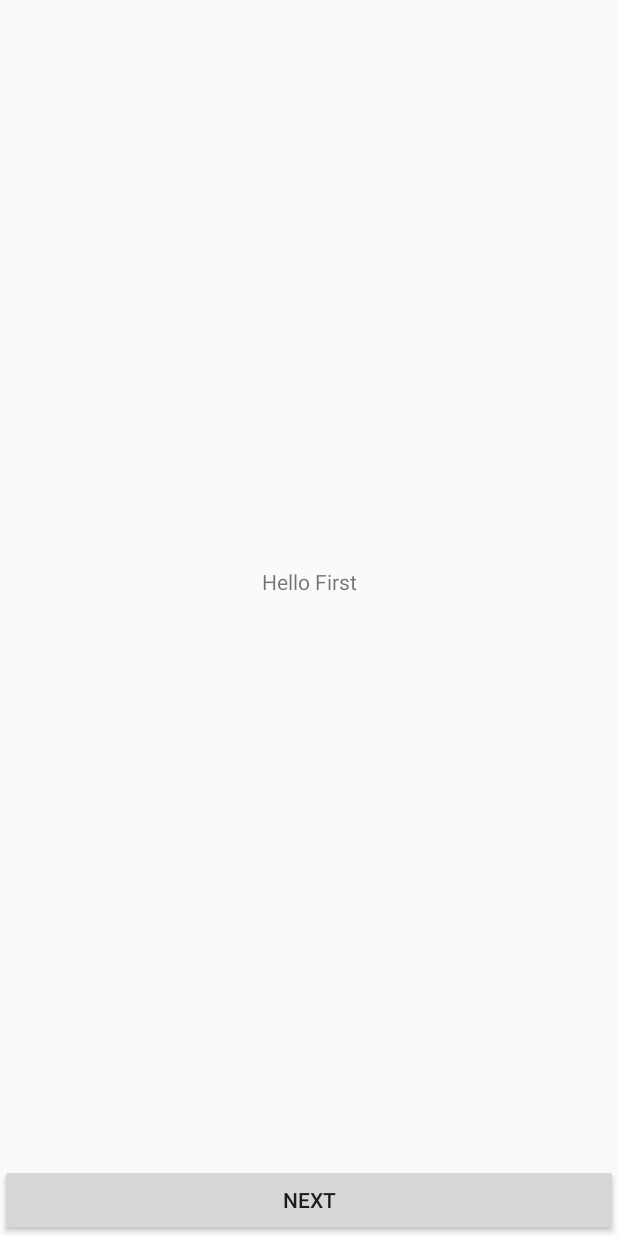
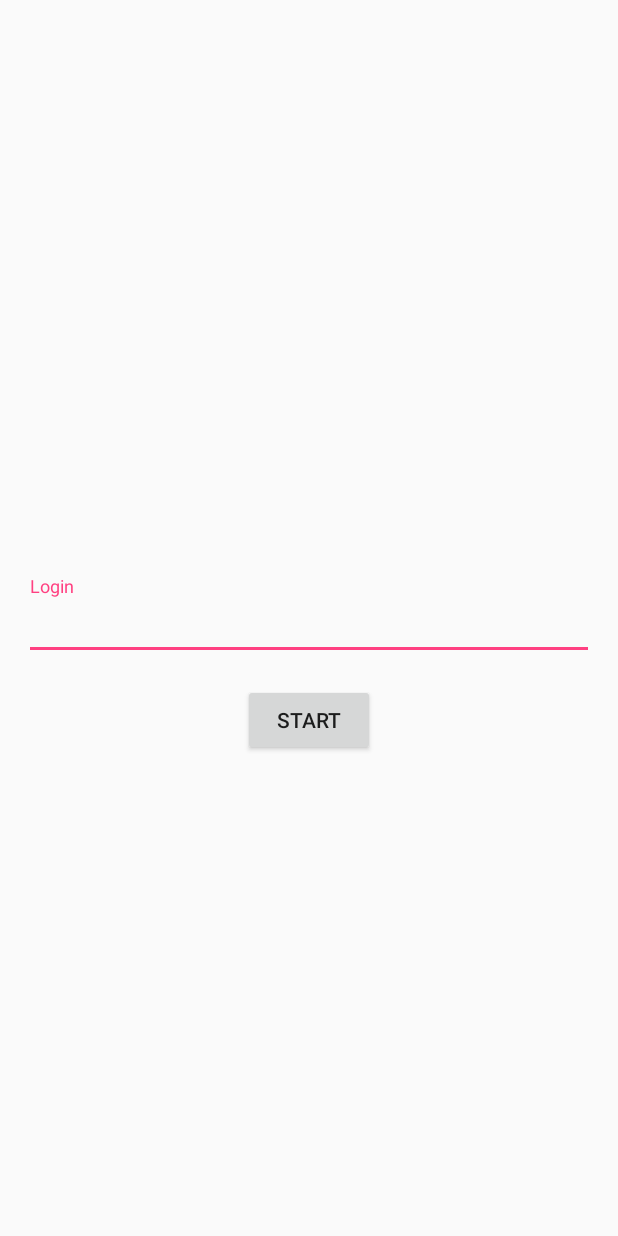
Before and after one commit to RoRoche/AndroidModularReloaded, an Android app: the layout fragment_first.xml on its own in the app's theme, with its tools: preview values and no code run, on a phone screen of 412 x 824 dp. Run offline under Robolectric (Android 15) with nearby library versions, the phone set to English and light mode, and no system bars.

```diff
--- a/app/src/main/java/fr/guddy/android_modular_reloaded/second/FragmentSecond.java
+++ b/app/src/main/java/fr/guddy/android_modular_reloaded/second/FragmentSecond.java
@@ -18,6 +18,7 @@ import java.util.Date;
 
 import javax.inject.Inject;
 
+import au.com.ds.ef.StateEnum;
 import dagger.android.support.AndroidSupportInjection;
 import fr.guddy.android_modular_reloaded.R;
 
@@ -59,4 +60,9 @@ public class FragmentSecond extends Fragment {
     }
     //endregion
 
+    //region FSM
+    public enum States implements StateEnum {
+        SHOWING_WELCOME
+    }
+    //endregion
 }
--- a/app/src/main/res/layout/fragment_first.xml
+++ b/app/src/main/res/layout/fragment_first.xml
@@ -1,21 +1,29 @@
-<LinearLayout xmlns:android="http://schemas.android.com/apk/res/android"
-              xmlns:tools="http://schemas.android.com/tools"
-              android:layout_width="match_parent"
-              android:layout_height="match_parent"
-              android:orientation="vertical"
-              tools:context="fr.guddy.android_modular_reloaded.first.FragmentFirst">
+<?xml version="1.0" encoding="utf-8"?>
+<RelativeLayout xmlns:android="http://schemas.android.com/apk/res/android"
+                android:layout_width="match_parent"
+                android:layout_height="match_parent">
 
-    <TextView
+    <android.support.design.widget.TextInputLayout
+        android:id="@+id/FragmentFirst_TextInputLayout_Login"
         android:layout_width="match_parent"
-        android:layout_height="0dp"
-        android:layout_weight="1"
-        android:gravity="center"
-        android:text="@string/hello_fragment_first"/>
+        android:layout_height="wrap_content"
+        android:layout_centerInParent="true"
+        android:layout_margin="16dp">
+
+        <android.support.design.widget.TextInputEditText
+            android:id="@+id/FragmentFirst_EditText_Login"
+            android:layout_width="match_parent"
+            android:layout_height="wrap_content"
+            android:hint="@string/login"
+            android:maxLines="1"/>
+    </android.support.design.widget.TextInputLayout>
 
     <Button
-        android:id="@+id/FragmentFirst_Button_Next"
-        android:layout_width="match_parent"
+        android:id="@+id/FragmentFirst_Button_Start"
+        android:layout_width="wrap_content"
         android:layout_height="wrap_content"
-        android:text="@string/next"/>
+        android:layout_below="@id/FragmentFirst_TextInputLayout_Login"
+        android:layout_centerHorizontal="true"
+        android:text="@string/start"/>
 
-</LinearLayout>
+</RelativeLayout>
--- a/app/src/main/res/values/strings.xml
+++ b/app/src/main/res/values/strings.xml
@@ -2,8 +2,10 @@
     <string name="app_name">AndroidModularReloaded</string>
 
     <string name="hello_fragment_first">Hello First</string>
-    <string name="next">Next</string>
 
+    <string name="login_error">Please provide a login</string>
+    <string name="login">Login</string>
+    <string name="start">Start</string>
 
     <string name="hello_fragment_second">Hello %1$s!\n\n%2$s</string>
 </resources>
--- a/build.gradle
+++ b/build.gradle
@@ -6,12 +6,14 @@ buildscript {
     }
     dependencies {
         classpath 'com.android.tools.build:gradle:2.3.3'
+        classpath 'me.tatarka:gradle-retrolambda:3.2.0'
     }
 }
 
 allprojects {
     repositories {
         jcenter()
+        maven { url 'https://maven.google.com' }
     }
 }
 
```
Also changed, not shown: app/build.gradle (+15 -0 lines), app/src/main/java/fr/guddy/android_modular_reloaded/FlowContext.java (added, +20 -0 lines), app/src/main/java/fr/guddy/android_modular_reloaded/MainActivity.java (+51 -14 lines), app/src/main/java/fr/guddy/android_modular_reloaded/SharedViewModel.java (added, +32 -0 lines), app/src/main/java/fr/guddy/android_modular_reloaded/UiThreadExecutor.java (added, +19 -0 lines), app/src/main/java/fr/guddy/android_modular_reloaded/first/FragmentFirst.java (+42 -27 lines), 1 other file.
